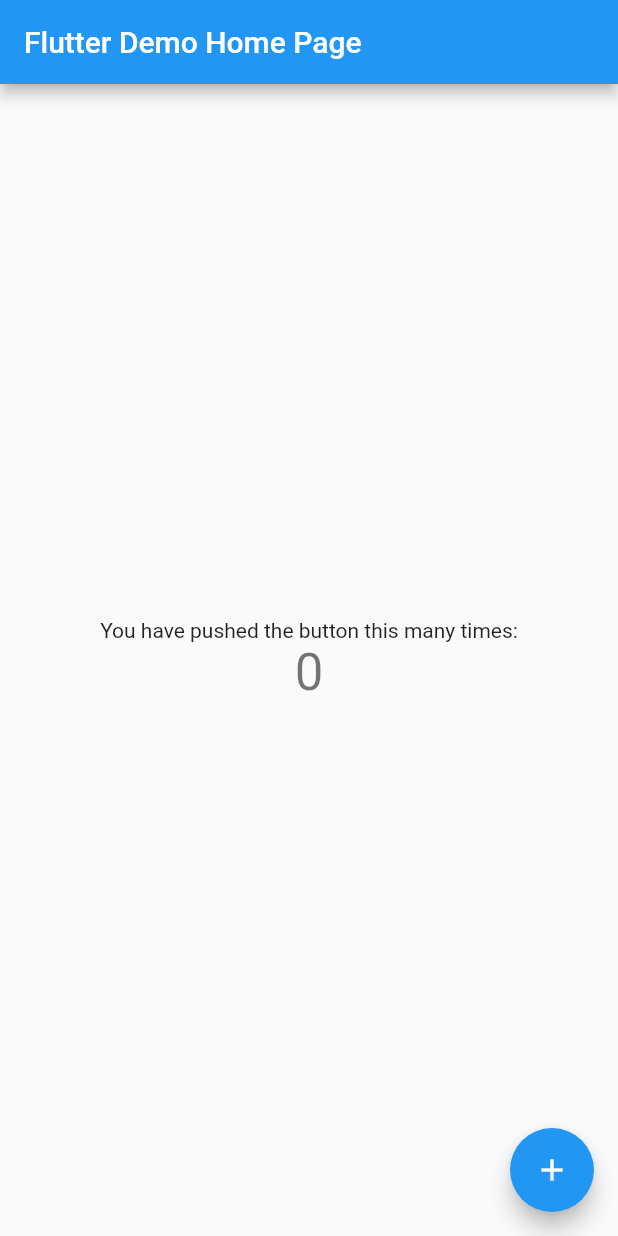
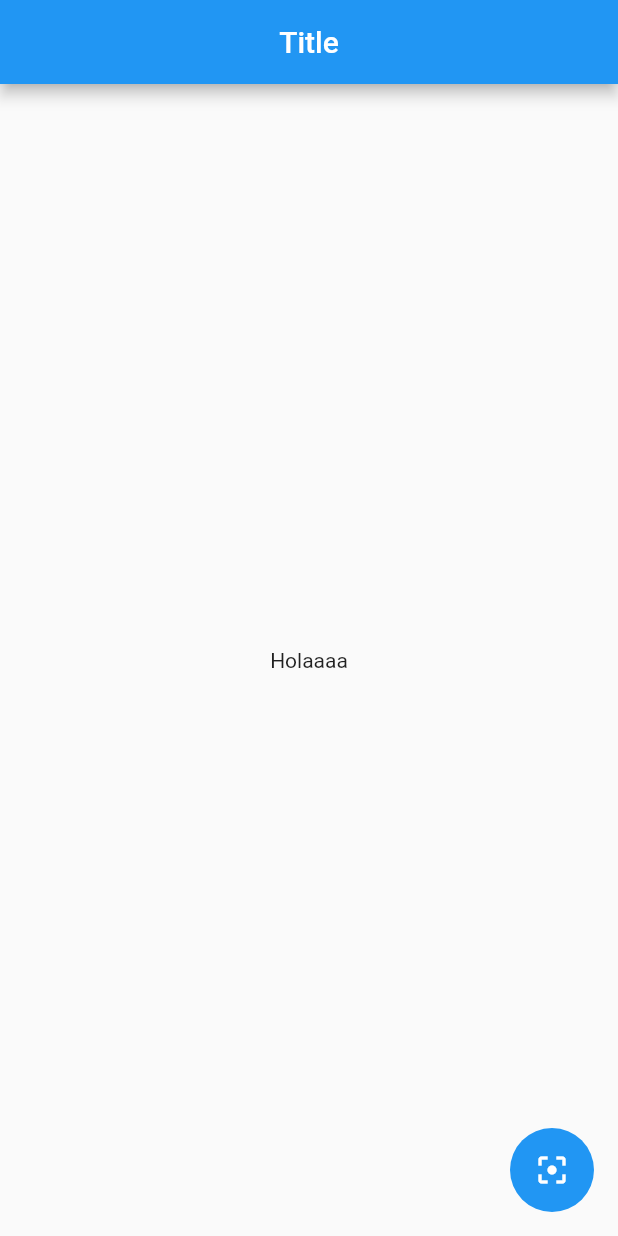
Before and after one commit to joelinfo19/qr-app-project, a Flutter app: the screen it shows after launch, on a phone screen of 412 x 824 dp. Run offline on Flutter 3.47's test engine with Material 2 defaults, Android fonts, the light colour scheme and no system bars; missing offline and left inert: flutter_barcode_scanner.

Commit message:
new_dependencies

```diff
--- a/lib/main.dart
+++ b/lib/main.dart
@@ -1,115 +1,116 @@
 import 'package:flutter/material.dart';
+import 'package:qr_project/src/app.dart';
 
 void main() {
-  runApp(const MyApp());
+  runApp( MyApp());
 }
 
-class MyApp extends StatelessWidget {
-  const MyApp({Key? key}) : super(key: key);
+// class MyApp extends StatelessWidget {
+//   const MyApp({Key? key}) : super(key: key);
 
-  // This widget is the root of your application.
-  @override
-  Widget build(BuildContext context) {
-    return MaterialApp(
-      title: 'Flutter Demo',
-      theme: ThemeData(
-        // This is the theme of your application.
-        //
-        // Try running your application with "flutter run". You'll see the
-        // application has a blue toolbar. Then, without quitting the app, try
-        // changing the primarySwatch below to Colors.green and then invoke
-        // "hot reload" (press "r" in the console where you ran "flutter run",
-        // or simply save your changes to "hot reload" in a Flutter IDE).
-        // Notice that the counter didn't reset back to zero; the application
-        // is not restarted.
-        primarySwatch: Colors.blue,
-      ),
-      home: const MyHomePage(title: 'Flutter Demo Home Page'),
-    );
-  }
-}
+//   // This widget is the root of your application.
+//   @override
+//   Widget build(BuildContext context) {
+//     return MaterialApp(
+//       title: 'Flutter Demo',
+//       theme: ThemeData(
+//         // This is the theme of your application.
+//         //
+//         // Try running your application with "flutter run". You'll see the
+//         // application has a blue toolbar. Then, without quitting the app, try
+//         // changing the primarySwatch below to Colors.green and then invoke
+//         // "hot reload" (press "r" in the console where you ran "flutter run",
+//         // or simply save your changes to "hot reload" in a Flutter IDE).
+//         // Notice that the counter didn't reset back to zero; the application
+//         // is not restarted.
+//         primarySwatch: Colors.blue,
+//       ),
+//       home: const MyHomePage(title: 'Flutter Demo Home Page'),
+//     );
+//   }
+// }
 
-class MyHomePage extends StatefulWidget {
-  const MyHomePage({Key? key, required this.title}) : super(key: key);
+// class MyHomePage extends StatefulWidget {
+//   const MyHomePage({Key? key, required this.title}) : super(key: key);
 
-  // This widget is the home page of your application. It is stateful, meaning
-  // that it has a State object (defined below) that contains fields that affect
-  // how it looks.
+//   // This widget is the home page of your application. It is stateful, meaning
+//   // that it has a State object (defined below) that contains fields that affect
+//   // how it looks.
 
-  // This class is the configuration for the state. It holds the values (in this
-  // case the title) provided by the parent (in this case the App widget) and
-  // used by the build method of the State. Fields in a Widget subclass are
-  // always marked "final".
+//   // This class is the configuration for the state. It holds the values (in this
+//   // case the title) provided by the parent (in this case the App widget) and
+//   // used by the build method of the State. Fields in a Widget subclass are
+//   // always marked "final".
 
-  final String title;
+//   final String title;
 
-  @override
-  State<MyHomePage> createState() => _MyHomePageState();
-}
+//   @override
+//   State<MyHomePage> createState() => _MyHomePageState();
+// }
 
-class _MyHomePageState extends State<MyHomePage> {
-  int _counter = 0;
+// class _MyHomePageState extends State<MyHomePage> {
+//   int _counter = 0;
 
-  void _incrementCounter() {
-    setState(() {
-      // This call to setState tells the Flutter framework that something has
-      // changed in this State, which causes it to rerun the build method below
-      // so that the display can reflect the updated values. If we changed
-      // _counter without calling setState(), then the build method would not be
-      // called again, and so nothing would appear to happen.
-      _counter++;
-    });
-  }
+//   void _incrementCounter() {
+//     setState(() {
+//       // This call to setState tells the Flutter framework that something has
+//       // changed in this State, which causes it to rerun the build method below
+//       // so that the display can reflect the updated values. If we changed
+//       // _counter without calling setState(), then the build method would not be
+//       // called again, and so nothing would appear to happen.
+//       _counter++;
+//     });
+//   }
 
-  @override
-  Widget build(BuildContext context) {
-    // This method is rerun every time setState is called, for instance as done
-    // by the _incrementCounter method above.
-    //
-    // The Flutter framework has been optimized to make rerunning build methods
-    // fast, so that you can just rebuild anything that needs updating rather
-    // than having to individually change instances of widgets.
-    return Scaffold(
-      appBar: AppBar(
-        // Here we take the value from the MyHomePage object that was created by
-        // the App.build method, and use it to set our appbar title.
-        title: Text(widget.title),
-      ),
-      body: Center(
-        // Center is a layout widget. It takes a single child and positions it
-        // in the middle of the parent.
-        child: Column(
-          // Column is also a layout widget. It takes a list of children and
-          // arranges them vertically. By default, it sizes itself to fit its
-          // children horizontally, and tries to be as tall as its parent.
-          //
-          // Invoke "debug painting" (press "p" in the console, choose the
-          // "Toggle Debug Paint" action from the Flutter Inspector in Android
-          // Studio, or the "Toggle Debug Paint" command in Visual Studio Code)
-          // to see the wireframe for each widget.
-          //
-          // Column has various properties to control how it sizes itself and
-          // how it positions its children. Here we use mainAxisAlignment to
-          // center the children vertically; the main axis here is the vertical
-          // axis because Columns are vertical (the cross axis would be
-          // horizontal).
-          mainAxisAlignment: MainAxisAlignment.center,
-          children: <Widget>[
-            const Text(
-              'You have pushed the button this many times:',
-            ),
-            Text(
-              '$_counter',
-              style: Theme.of(context).textTheme.headline4,
-            ),
-          ],
-        ),
-      ),
-      floatingActionButton: FloatingActionButton(
-        onPressed: _incrementCounter,
-        tooltip: 'Increment',
-        child: const Icon(Icons.add),
-      ), // This trailing comma makes auto-formatting nicer for build methods.
-    );
-  }
-}
+//   @override
+//   Widget build(BuildContext context) {
+//     // This method is rerun every time setState is called, for instance as done
+//     // by the _incrementCounter method above.
+//     //
+//     // The Flutter framework has been optimized to make rerunning build methods
+//     // fast, so that you can just rebuild anything that needs updating rather
+//     // than having to individually change instances of widgets.
+//     return Scaffold(
+//       appBar: AppBar(
+//         // Here we take the value from the MyHomePage object that was created by
+//         // the App.build method, and use it to set our appbar title.
+//         title: Text(widget.title),
+//       ),
+//       body: Center(
+//         // Center is a layout widget. It takes a single child and positions it
+//         // in the middle of the parent.
+//         child: Column(
+//           // Column is also a layout widget. It takes a list of children and
+//           // arranges them vertically. By default, it sizes itself to fit its
+//           // children horizontally, and tries to be as tall as its parent.
+//           //
+//           // Invoke "debug painting" (press "p" in the console, choose the
+//           // "Toggle Debug Paint" action from the Flutter Inspector in Android
+//           // Studio, or the "Toggle Debug Paint" command in Visual Studio Code)
+//           // to see the wireframe for each widget.
+//           //
+//           // Column has various properties to control how it sizes itself and
+//           // how it positions its children. Here we use mainAxisAlignment to
+//           // center the children vertically; the main axis here is the vertical
+//           // axis because Columns are vertical (the cross axis would be
+//           // horizontal).
+//           mainAxisAlignment: MainAxisAlignment.center,
+//           children: <Widget>[
+//             const Text(
+//               'You have pushed the button this many times:',
+//             ),
+//             Text(
+//               '$_counter',
+//               style: Theme.of(context).textTheme.headline4,
+//             ),
+//           ],
+//         ),
+//       ),
+//       floatingActionButton: FloatingActionButton(
+//         onPressed: _incrementCounter,
+//         tooltip: 'Increment',
+//         child: const Icon(Icons.add),
+//       ), // This trailing comma makes auto-formatting nicer for build methods.
+//     );
+//   }
+// }
--- /dev/null
+++ b/lib/src/app.dart
@@ -0,0 +1,23 @@
+import 'package:flutter/material.dart';
+// import 'package:qr_project/src/pages/contador_page.dart';
+import 'package:qr_project/src/pages/home_page.dart';
+// import 'package:qr_project/src/pages/home_page.dart';
+
+
+class MyApp extends StatelessWidget{
+
+  @override
+  Widget build(context){
+    return MaterialApp(
+       title: 'Flutter Demo',
+      theme: ThemeData(
+        primarySwatch: Colors.blue,
+      ),
+      // home:Center(child:ContadorPage( title: 'Flutter Demo Home Page'))
+      // home:ContadorPage( title: 'Flutter Demo Home Page'),
+            home:HomePage( ),
+
+
+    );
+  }
+}
--- /dev/null
+++ b/lib/src/pages/home_page.dart
@@ -0,0 +1,19 @@
+
+import 'package:flutter/material.dart';
+import 'package:qr_project/widgets/scan_button.dart';
+
+class HomePage extends StatelessWidget{
+
+  @override
+  Widget build(BuildContext context){
+    return Scaffold(
+      appBar: AppBar(
+        title: const Text('Title'),
+        centerTitle: true,
+      ),
+      body: Center(child: Text('Holaaaa')),
+      floatingActionButton: ScanButton(),
+
+    );
+  }
+}
--- /dev/null
+++ b/lib/widgets/scan_button.dart
@@ -0,0 +1,24 @@
+import 'package:flutter/material.dart';
+import 'package:flutter_barcode_scanner/flutter_barcode_scanner.dart';
+// import 'package:provider/provider.dart';
+
+
+class ScanButton extends StatelessWidget {
+  const ScanButton({Key? key}) : super(key: key);
+
+  @override
+  Widget build(BuildContext context) {
+    return FloatingActionButton(
+      elevation:0,
+      child:Icon(Icons.filter_center_focus),
+      onPressed:()async{
+        String barcodeScanRes = await FlutterBarcodeScanner.scanBarcode(
+                                                    '#3d8bef',
+                                                    'Cancelar',
+                                                    false,
+                                                    ScanMode.QR);
+        print(barcodeScanRes);
+
+      } );
+  }
+}
--- a/pubspec.yaml
+++ b/pubspec.yaml
@@ -34,6 +34,9 @@
   # The following adds the Cupertino Icons font to your application.
   # Use with the CupertinoIcons class for iOS style icons.
   cupertino_icons: ^1.0.2
+  # qr_code_scanner: ^1.0.1
+  flutter_barcode_scanner: ^2.0.0
+  provider: ^6.0.4
 
 dev_dependencies:
   flutter_test:
```
Also changed, not shown: lib/models/scan_model.dart (added, +29 -0 lines), lib/providers/scan_list_provider.dart (added, +14 -0 lines), pubspec.lock, 1 other file.
